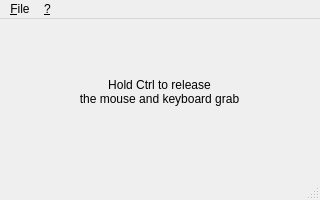
Old version of the form mainwindow.ui in the repository ilyesgouta/dfbinputre.
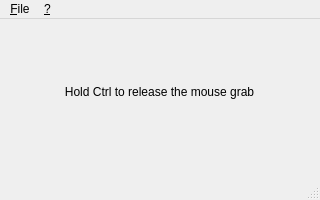
New version of the form.

Commit message: dfbinputre: clarify ui label message

```diff
--- a/mainwindow.ui
+++ b/mainwindow.ui
@@ -27,8 +27,7 @@
      </rect>
     </property>
     <property name="text">
-     <string>Hold Ctrl to release
-the mouse and keyboard grab</string>
+     <string>Hold Ctrl to release the mouse grab</string>
     </property>
     <property name="alignment">
      <set>Qt::AlignCenter</set>
```
Left out of the diff: 2 changed lines with no effect on the pictures.
